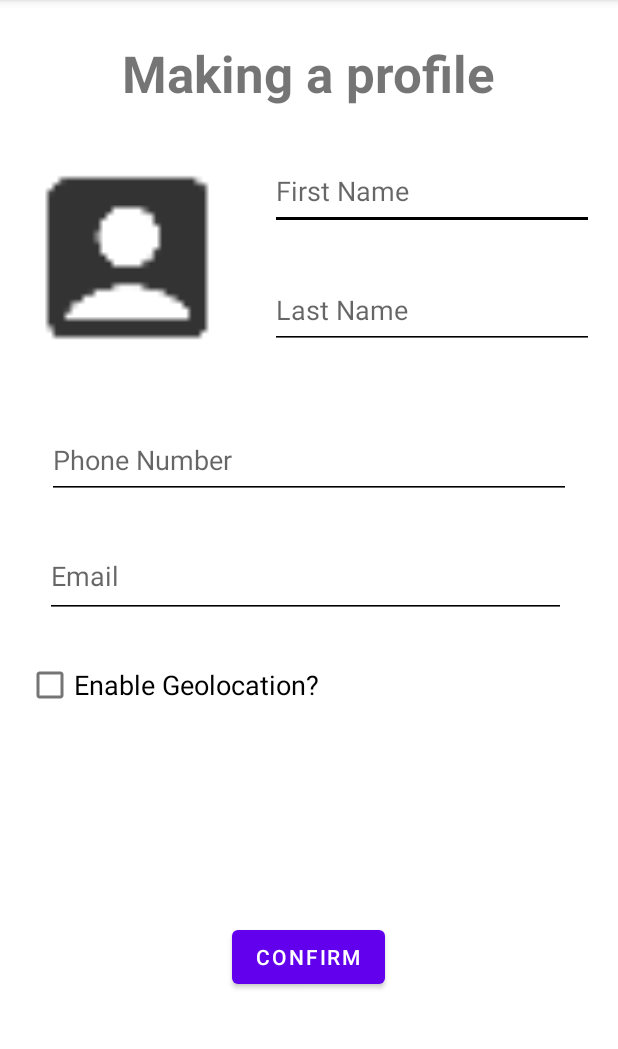
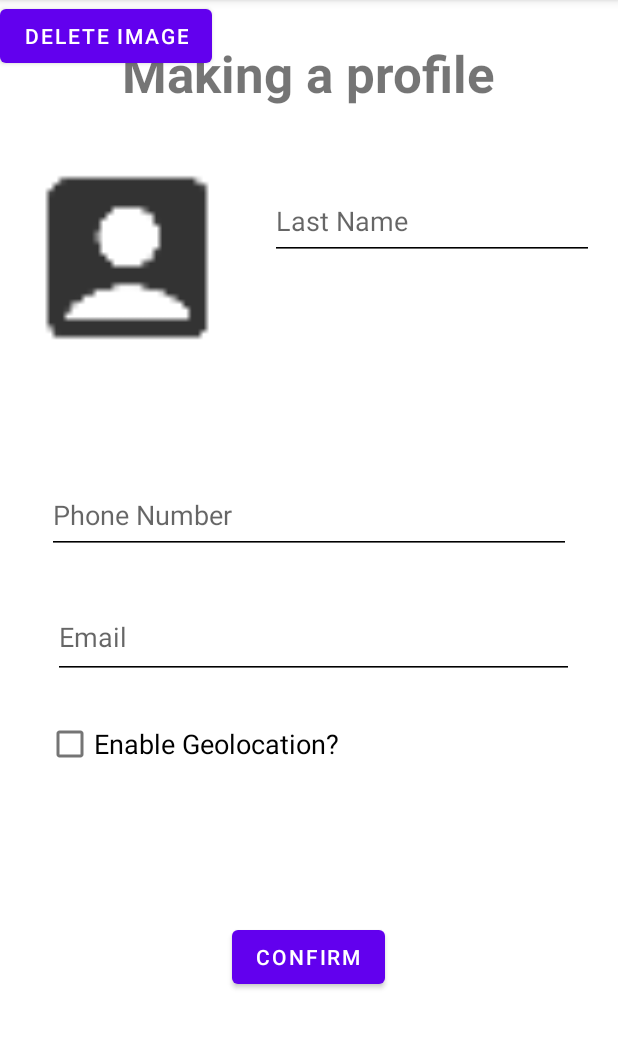
Before and after one commit to CMPUT301W24T40/Circle, an Android app: the EditProfileActivity screen opened directly, with no data from a screen before it, on a phone screen of 412 x 824 dp, the part 84-1133 px from its top. Run offline under Robolectric (Android 15) with nearby library versions, the phone set to English and light mode, and no system bars; our stand-ins replace Firebase (no records; nobody signed in at launch, a user with empty details on screens opened directly); libraries missing offline, so code that uses them is left out: com.github.dhaval2404.imagepicker; 6 statements that could not run were skipped.

Commit message:
Add files via upload

```diff
--- a/app/src/main/res/layout/activity_make_profile.xml
+++ b/app/src/main/res/layout/activity_make_profile.xml
@@ -21,14 +21,14 @@
         app:layout_constraintBottom_toTopOf="@+id/lname_edit"
         app:layout_constraintEnd_toEndOf="parent"
         app:layout_constraintTop_toBottomOf="@+id/edit_profile_text"
-        app:layout_constraintVertical_bias="1.0" />
+        app:layout_constraintVertical_bias="0.04" />
 
     <EditText
         android:id="@+id/lname_edit"
         android:layout_width="216dp"
         android:layout_height="51dp"
         android:layout_marginEnd="16dp"
-        android:layout_marginBottom="48dp"
+        android:layout_marginBottom="144dp"
         android:backgroundTint="@color/black"
         android:ems="10"
         android:hint="@string/last_name"
@@ -40,11 +40,11 @@
         android:id="@+id/edit_number"
         android:layout_width="349dp"
         android:layout_height="52dp"
-        android:layout_marginTop="31dp"
+        android:layout_marginTop="68dp"
+        android:backgroundTint="@color/black"
         android:ems="10"
         android:hint="@string/phone_number"
         android:inputType="phone"
-        android:backgroundTint="@color/black"
         app:layout_constraintEnd_toEndOf="parent"
         app:layout_constraintStart_toStartOf="parent"
         app:layout_constraintTop_toBottomOf="@+id/edit_pfp" />
@@ -53,13 +53,13 @@
         android:id="@+id/edit_email"
         android:layout_width="347dp"
         android:layout_height="55dp"
-        android:layout_marginTop="24dp"
+        android:layout_marginTop="28dp"
+        android:backgroundTint="@color/black"
         android:ems="10"
         android:hint="@string/email"
         android:inputType="textEmailAddress"
-        android:backgroundTint="@color/black"
         app:layout_constraintEnd_toEndOf="parent"
-        app:layout_constraintHorizontal_bias="0.468"
+        app:layout_constraintHorizontal_bias="0.546"
         app:layout_constraintStart_toStartOf="parent"
         app:layout_constraintTop_toBottomOf="@+id/edit_number" />
 
@@ -97,15 +97,15 @@
         android:layout_width="wrap_content"
         android:layout_height="wrap_content"
         android:layout_marginTop="16dp"
+        android:backgroundTint="@color/black"
         android:text="@string/enable_geolocation"
         android:textSize="18sp"
-        android:backgroundTint="@color/black"
         app:layout_constraintBottom_toBottomOf="parent"
         app:layout_constraintEnd_toEndOf="parent"
-        app:layout_constraintHorizontal_bias="0.081"
+        app:layout_constraintHorizontal_bias="0.143"
         app:layout_constraintStart_toStartOf="parent"
         app:layout_constraintTop_toBottomOf="@+id/edit_email"
-        app:layout_constraintVertical_bias="0.017" />
+        app:layout_constraintVertical_bias="0.013" />
 
     <Button
         android:id="@+id/confirm_edit_button"
@@ -119,5 +119,14 @@
         app:layout_constraintEnd_toEndOf="parent"
         app:layout_constraintStart_toStartOf="parent" />
 
+    <Button
+        android:id="@+id/delete_image"
+        android:layout_width="wrap_content"
+        android:layout_height="wrap_content"
+        android:text="Delete Image"
+        tools:layout_editor_absoluteX="38dp"
+        tools:layout_editor_absoluteY="235dp"
+        tools:ignore="MissingConstraints" />
+
 
 </androidx.constraintlayout.widget.ConstraintLayout>
```
